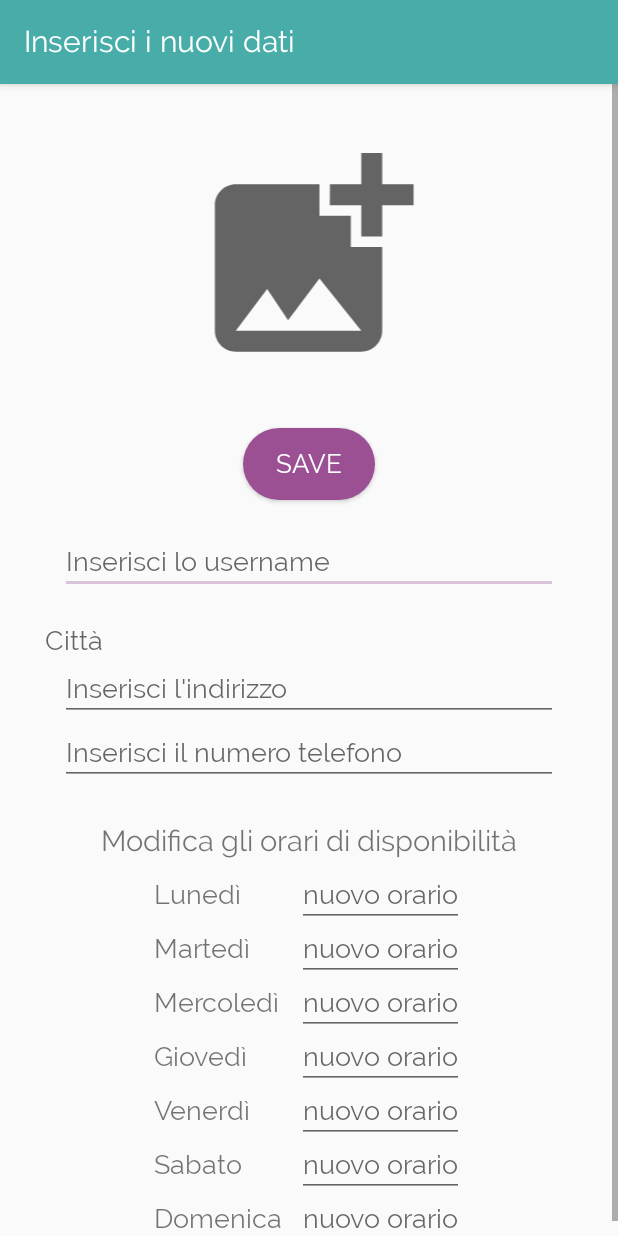
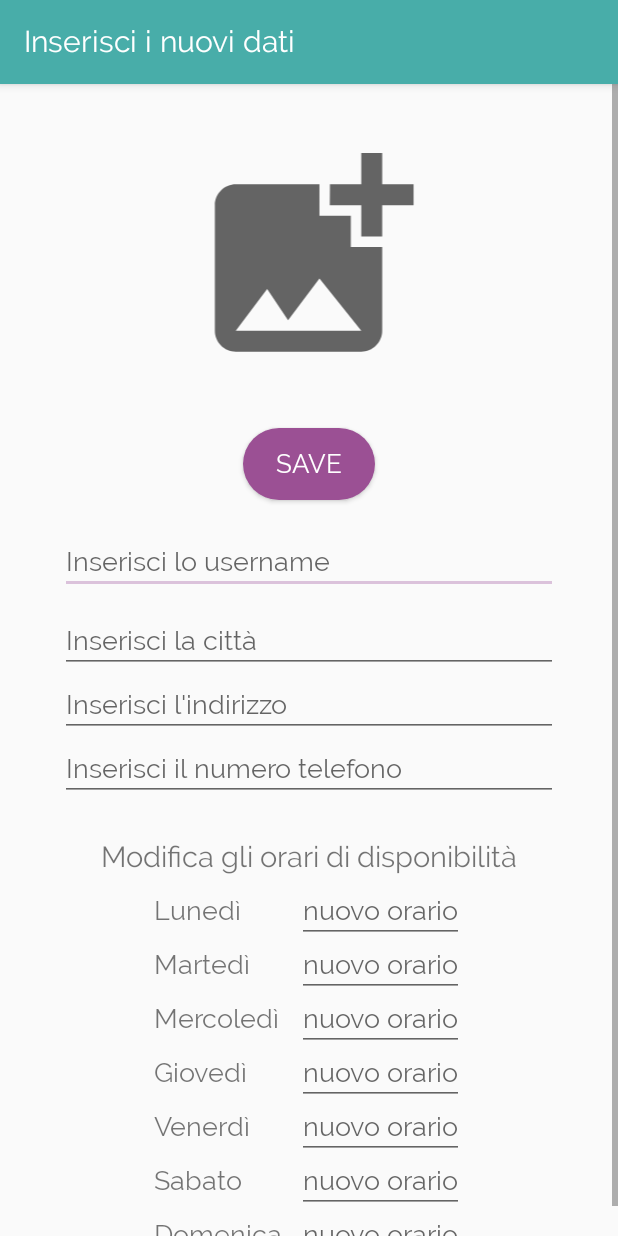
Before and after one commit to Turrett/Progetto_OOP, an Android app: the UserFragment screen opened through its navigation route, after a tap on an icon or button, on a phone screen of 412 x 824 dp. Run offline under Robolectric (Android 15) with nearby library versions, the phone set to English and light mode, and no system bars; our stand-ins replace Firebase (no records; nobody signed in at launch, a user with empty details on screens opened directly), navigation-ui; pictures from the network do not load.

Commit message:
migliorato layout per città

```diff
--- a/Android_OOP/app/src/main/java/com/example/progettooop/ui/dashboard/watchlist/WatchlistCardAdapter.java
+++ b/Android_OOP/app/src/main/java/com/example/progettooop/ui/dashboard/watchlist/WatchlistCardAdapter.java
@@ -217,7 +217,4 @@ public class WatchlistCardAdapter extends RecyclerView.Adapter<RecyclerView.View
     public int getItemCount() {
         return products.size();
     }
-
-
-
 }
--- a/Android_OOP/app/src/main/java/com/example/progettooop/ui/user/UserFragment.java
+++ b/Android_OOP/app/src/main/java/com/example/progettooop/ui/user/UserFragment.java
@@ -35,7 +35,7 @@ import java.util.Objects;
 
 public class UserFragment extends Fragment implements View.OnClickListener {
 
-    private TextView username,numero,indirizzo,email;
+    private TextView username,numero,indirizzo,email, citta;
     private ProgressBar user_progressbar;
     private UserViewModel userViewModel;
     private ImageView userImage;
@@ -62,6 +62,7 @@ public class UserFragment extends Fragment implements View.OnClickListener {
         userImage = root.findViewById(R.id.User_iv);
         user_progressbar =root.findViewById(R.id.progressbar_user);
         rate = (RatingBar) root.findViewById(R.id.rating_bar);
+        citta = root.findViewById(R.id.txtcitta);
 
         monday = root.findViewById(R.id.monday_hrs);
         tuesday = root.findViewById(R.id.tuesday_hrs);
@@ -110,6 +111,7 @@ public class UserFragment extends Fragment implements View.OnClickListener {
                     username.setText(documentSnapshot.getString("username"));
                     email.setText(documentSnapshot.getString("email"));
                     indirizzo.setText(documentSnapshot.getString("address"));
+                    citta.setText(documentSnapshot.getString("city"));
                     numero.setText(documentSnapshot.getString("phone"));
                     monday.setText(documentSnapshot.getString("monday"));
                     tuesday.setText(documentSnapshot.getString("tuesday"));
--- a/Android_OOP/app/src/main/res/layout/activity_modify_user_information.xml
+++ b/Android_OOP/app/src/main/res/layout/activity_modify_user_information.xml
@@ -69,17 +69,18 @@
                 android:textSize="18sp"
                 android:autofillHints="@string/inserisci_lo_username" />
 
-            <TextView
-                android:id="@+id/txtcittamodfy"
+            <EditText
+                android:id="@+id/modify_citta"
                 android:layout_width="match_parent"
                 android:layout_height="wrap_content"
-                android:layout_marginStart="30dp"
+                android:layout_marginStart="40dp"
                 android:layout_marginTop="10dp"
-                android:layout_marginEnd="30dp"
+                android:layout_marginEnd="40dp"
+                android:autofillHints="Inserisci la città"
                 android:ems="10"
-                android:paddingTop="10dp"
+                android:hint="@string/inserisci_la_citt"
                 android:textSize="18sp"
-                android:hint="@string/citt"/>
+                tools:ignore="TextFields" />
 
             <EditText
                 android:id="@+id/modify_address"
--- a/Android_OOP/app/src/main/res/values/strings.xml
+++ b/Android_OOP/app/src/main/res/values/strings.xml
@@ -90,5 +90,6 @@
     <string name="nuovo_adv">Nuovo adv</string>
     <string name="recensisci_l_utente_ed_il_suo_prodotto">Recensisci l\'utente ed il suo prodotto</string>
     <string name="citt">Città</string>
+    <string name="inserisci_la_citt">Inserisci la città</string>
 
 </resources>
```
Also changed, not shown: Android_OOP/app/src/main/java/com/example/progettooop/ui/recycleViewAdapters/reviewleftCardAdapter.java (+20 -0 lines).
